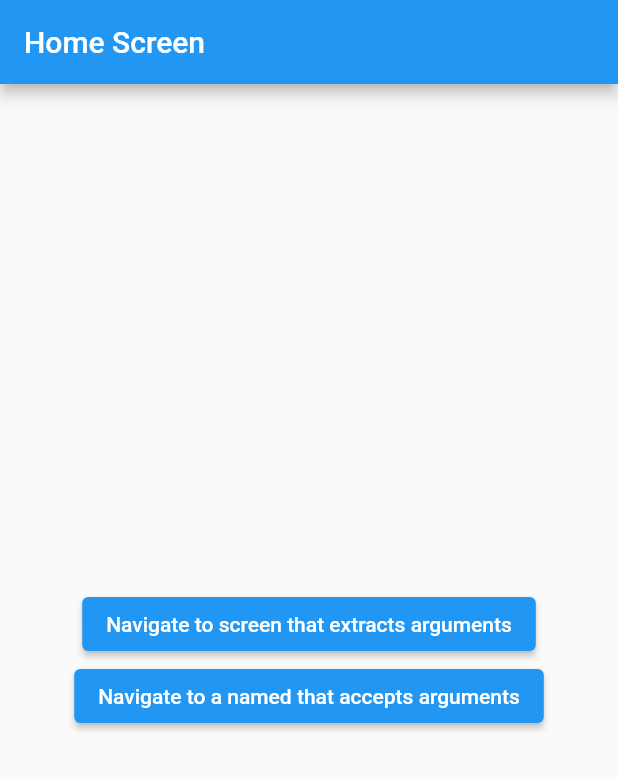
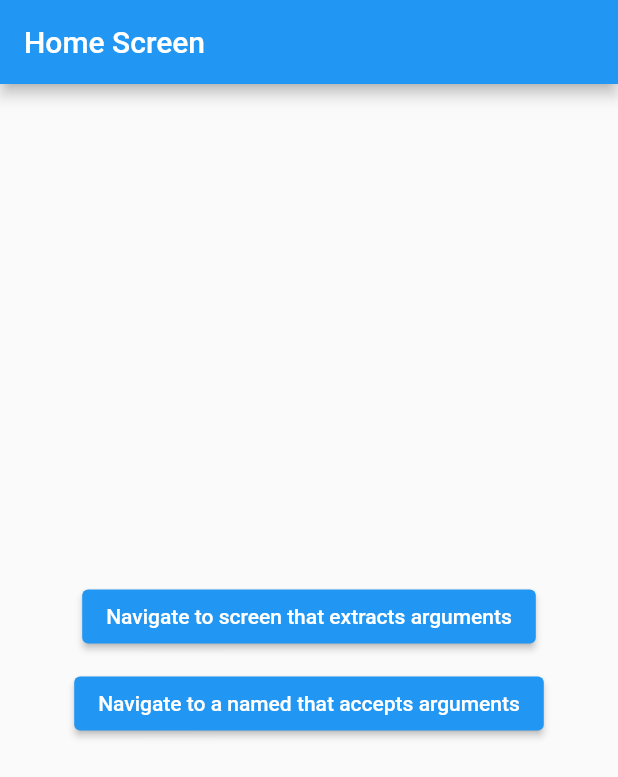
Before and after one commit to aisyahnadhira/flutter_navigation, a Flutter app: the screen it shows after launch, on a phone screen of 412 x 824 dp. Shown: the top 777 px of the screen. Run offline on Flutter 3.47's test engine with Material 2 defaults, Android fonts, the light colour scheme and no system bars.

Commit message:
add sized box

```diff
--- a/lib/main.dart
+++ b/lib/main.dart
@@ -90,7 +90,7 @@ class HomeScreen extends StatelessWidget {
               },
               child: const Text('Navigate to screen that extracts arguments'),
             ),
-
+            SizedBox(height: 10),
             ElevatedButton(
               onPressed: () {
                 Navigator.pushNamed(
```
